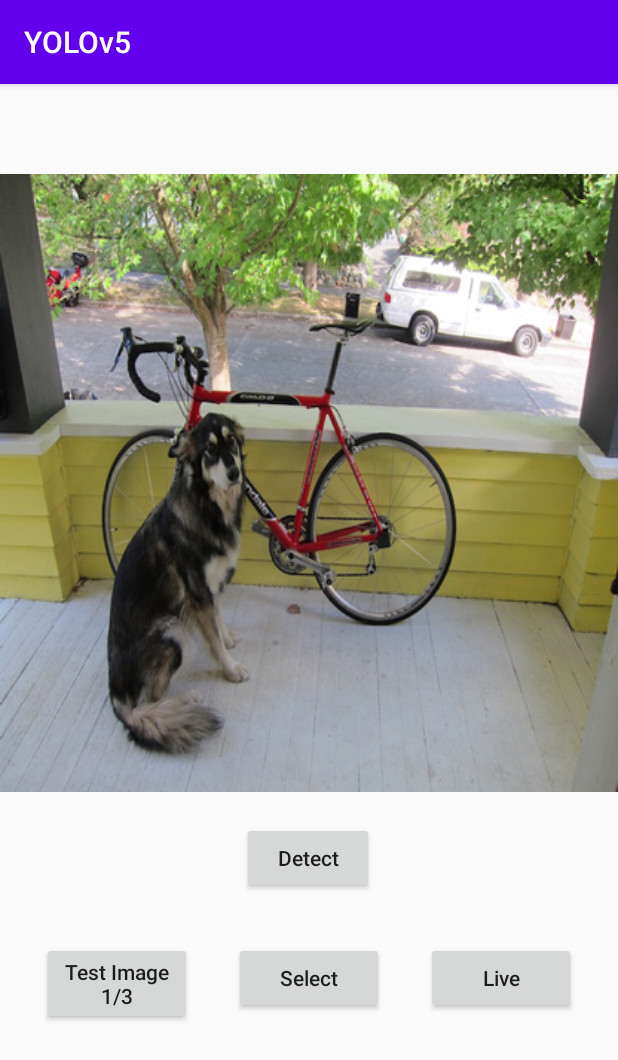
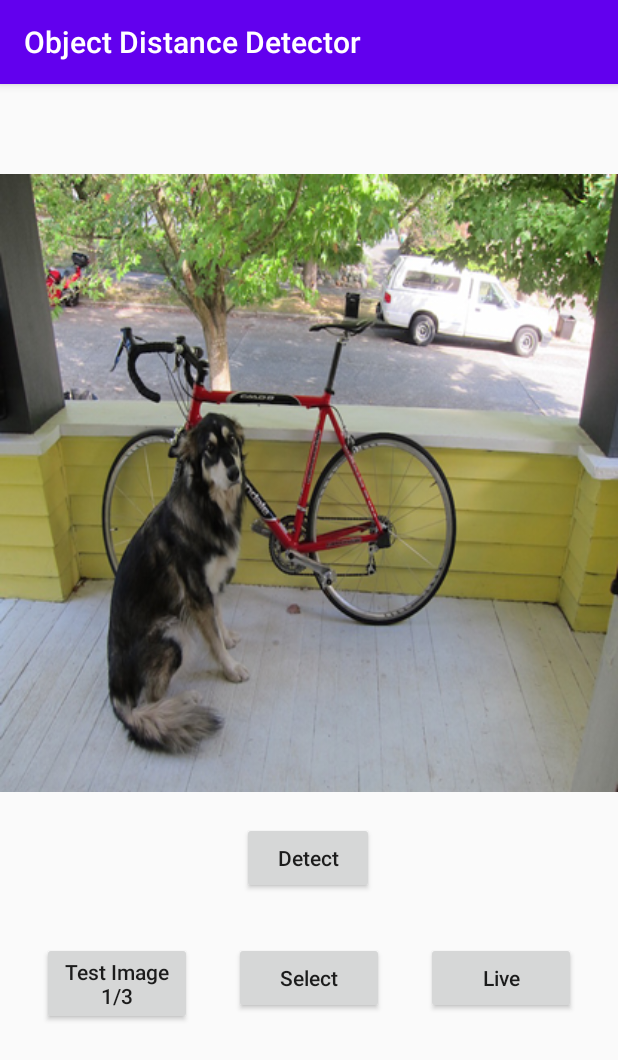
Before and after one commit to MustafaYasin/pml, an Android app: the MainActivity screen opened directly, with no data from a screen before it, on a phone screen of 412 x 824 dp. Shown: the top 1060 px of the screen. Run offline under Robolectric (Android 15) with nearby library versions, the phone set to English and light mode, and no system bars; libraries missing offline, so code that uses them is left out: org.pytorch, org.pytorch.torchvision; pictures from the network do not load; 1 statement that could not run was skipped.

Commit message:
added map with actual height of objects

```diff
--- a/app/src/main/java/de/lmu/objectdistancedetector/PrePostProcessor.java
+++ b/app/src/main/java/de/lmu/objectdistancedetector/PrePostProcessor.java
@@ -140,7 +140,7 @@ public class PrePostProcessor {
                 }
 
                 Rect rect = new Rect((int)(startX+ivScaleX*left), (int)(startY+top*ivScaleY), (int)(startX+ivScaleX*right), (int)(startY+ivScaleY*bottom));
-                Result result = new Result(cls, outputs[i*22+4], rect);
+                Result result = new Result(cls, outputs[i*mOutputColumn+4], rect);
                 results.add(result);
             }
         }
--- a/app/src/main/java/de/lmu/objectdistancedetector/ResultView.java
+++ b/app/src/main/java/de/lmu/objectdistancedetector/ResultView.java
@@ -16,6 +16,8 @@ import android.util.AttributeSet;
 import android.view.View;
 
 import java.util.ArrayList;
+import java.util.HashMap;
+import java.util.Map;
 
 
 public class ResultView extends View {
@@ -32,6 +34,11 @@ public class ResultView extends View {
     private int mRatioWidth = 0;
     private int mRatioHeight = 0;
 
+    private Map<String, Integer> mapClassHeight;
+
+    // Focal for Galaxy S10+ calculated per callibration process
+    private final static double FOCAL = 1142.85;
+
     public ResultView(Context context) {
         super(context);
     }
@@ -41,6 +48,25 @@ public class ResultView extends View {
         mPaintRectangle = new Paint();
         mPaintRectangle.setColor(Color.YELLOW);
         mPaintText = new Paint();
+
+        mapClassHeight = new HashMap<String, Integer>();
+        mapClassHeight.put("Waste container", 75);
+        mapClassHeight.put("Street Light", 250 );
+        mapClassHeight.put("Tree", 250);
+        mapClassHeight.put("Bench", 83);
+        mapClassHeight.put("Fire hydrant", 075);
+        mapClassHeight.put("Traffic light",060);
+        mapClassHeight.put("Traffic sign", 80);
+        mapClassHeight.put("Chair", 86);
+        mapClassHeight.put("Bicycle", 80);
+        mapClassHeight.put("Table", 76);
+        mapClassHeight.put("Ladder", 200);
+        mapClassHeight.put("Parkin meter", 121);
+        mapClassHeight.put("Flowerpot", 35);
+        mapClassHeight.put("Car", 155);
+        mapClassHeight.put("Bus", 301);
+        mapClassHeight.put("Motorcycle", 109);
+
     }
 
     @Override
@@ -64,9 +90,9 @@ public class ResultView extends View {
             mPaintText.setStyle(Paint.Style.FILL);
             mPaintText.setTextSize(32);
 
-            double FOCAL = 1142.85;
-            double BOTTLE_W = 7;
-            double distance = (BOTTLE_W * FOCAL) / result.rect.width();
+
+            double objectHeight = mapClassHeight.get(PrePostProcessor.mClasses[result.classIndex]);
+            double distance = (objectHeight * FOCAL) / result.rect.height();
 
             canvas.drawText(String.format("%s %.2f d:%.1f cm", PrePostProcessor.mClasses[result.classIndex], result.score, distance), result.rect.left + TEXT_X, result.rect.top + TEXT_Y, mPaintText);
         }
--- a/app/src/main/res/values/strings.xml
+++ b/app/src/main/res/values/strings.xml
@@ -1,5 +1,5 @@
 <resources>
-    <string name="app_name">YOLOv5</string>
+    <string name="app_name">Object Distance Detector</string>
     <string name="image_view">Image View</string>
     <string name="detect">Detect</string>
     <string name="run_model">Running the model...</string>
```
